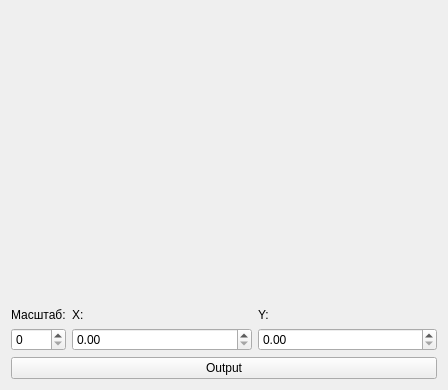
First picture: the form in templates/mainDesign.ui, repository AmensMortem/Amens, before the edit.
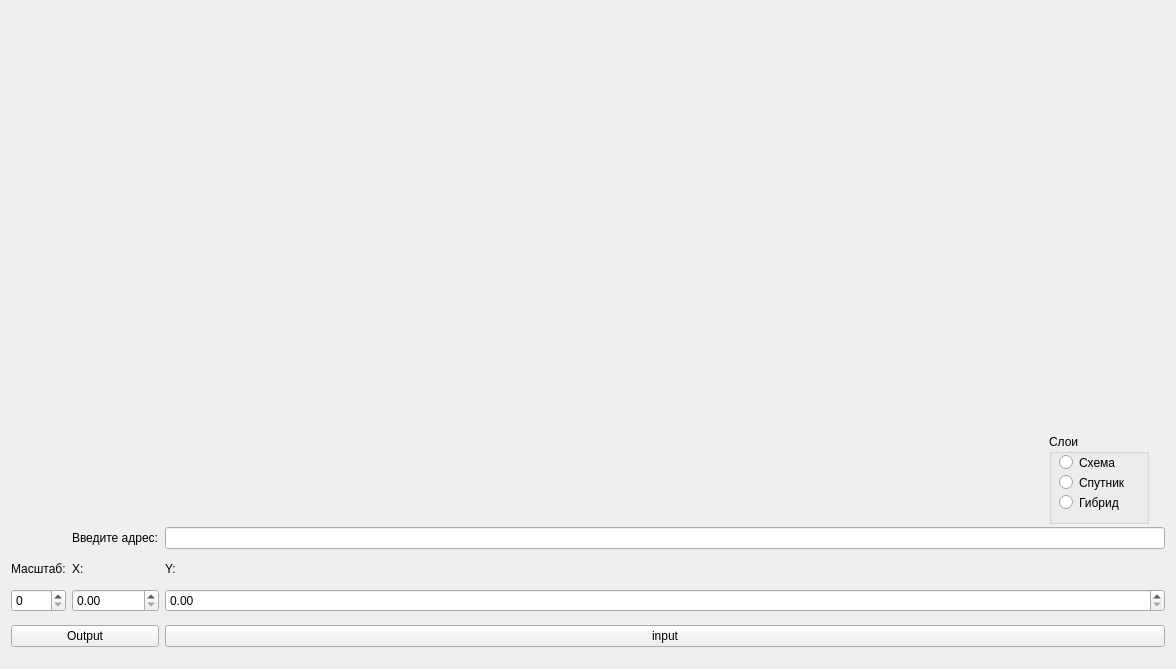
Second picture: the form after the edit.

Patch:
```diff
--- a/templates/mainDesign.ui
+++ b/templates/mainDesign.ui
@@ -6,14 +6,71 @@
    <rect>
     <x>0</x>
     <y>0</y>
-    <width>448</width>
-    <height>390</height>
+    <width>1159</width>
+    <height>669</height>
    </rect>
   </property>
   <property name="windowTitle">
    <string>Карта</string>
   </property>
   <layout class="QGridLayout" name="gridLayout_2">
+   <item row="2" column="2">
+    <widget class="QLabel" name="label_3">
+     <property name="text">
+      <string>Y:</string>
+     </property>
+    </widget>
+   </item>
+   <item row="1" column="2">
+    <widget class="QLineEdit" name="lineEdit">
+     <property name="minimumSize">
+      <size>
+       <width>1000</width>
+       <height>0</height>
+      </size>
+     </property>
+    </widget>
+   </item>
+   <item row="2" column="0">
+    <widget class="QLabel" name="label">
+     <property name="sizePolicy">
+      <sizepolicy hsizetype="Fixed" vsizetype="Fixed">
+       <horstretch>0</horstretch>
+       <verstretch>0</verstretch>
+      </sizepolicy>
+     </property>
+     <property name="text">
+      <string>Масштаб:</string>
+     </property>
+    </widget>
+   </item>
+   <item row="5" column="2">
+    <widget class="QPushButton" name="pushButton">
+     <property name="text">
+      <string>input</string>
+     </property>
+    </widget>
+   </item>
+   <item row="3" column="2">
+    <widget class="QDoubleSpinBox" name="yInput">
+     <property name="sizePolicy">
+      <sizepolicy hsizetype="Expanding" vsizetype="Fixed">
+       <horstretch>0</horstretch>
+       <verstretch>0</verstretch>
+      </sizepolicy>
+     </property>
+    </widget>
+   </item>
+   <item row="3" column="1">
+    <widget class="QDoubleSpinBox" name="xInput">
+     <property name="sizePolicy">
+      <sizepolicy hsizetype="Expanding" vsizetype="Fixed">
+       <horstretch>0</horstretch>
+       <verstretch>0</verstretch>
+      </sizepolicy>
+     </property>
+    </widget>
+   </item>
    <item row="2" column="1" colspan="2">
     <widget class="QLabel" name="label_2">
      <property name="sizePolicy">
@@ -27,10 +84,87 @@
      </property>
     </widget>
    </item>
+   <item row="5" column="0" colspan="2">
+    <widget class="QPushButton" name="outButton">
+     <property name="text">
+      <string>Output</string>
+     </property>
+    </widget>
+   </item>
    <item row="0" column="0" colspan="3">
     <layout class="QGridLayout" name="gridLayout">
+     <item row="2" column="1">
+      <widget class="QGroupBox" name="groupBox">
+       <property name="minimumSize">
+        <size>
+         <width>100</width>
+         <height>90</height>
+        </size>
+       </property>
+       <property name="maximumSize">
+        <size>
+         <width>100</width>
+         <height>70</height>
+        </size>
+       </property>
+       <property name="title">
+        <string>Слои</string>
+       </property>
+       <widget class="QRadioButton" name="radio_hybrid">
+        <property name="geometry">
+         <rect>
+          <x>10</x>
+          <y>60</y>
+          <width>82</width>
+          <height>17</height>
+         </rect>
+        </property>
+        <property name="text">
+         <string>Гибрид</string>
+        </property>
+       </widget>
+       <widget class="QRadioButton" name="radio_satellite">
+        <property name="geometry">
+         <rect>
+          <x>10</x>
+          <y>40</y>
+          <width>82</width>
+          <height>17</height>
+         </rect>
+        </property>
+        <property name="text">
+         <string>Спутник</string>
+        </property>
+       </widget>
+       <widget class="QRadioButton" name="radio_schema">
+        <property name="geometry">
+         <rect>
+          <x>10</x>
+          <y>20</y>
+          <width>82</width>
+          <height>17</height>
+         </rect>
+        </property>
+        <property name="text">
+         <string>Схема</string>
+        </property>
+       </widget>
+      </widget>
+     </item>
      <item row="0" column="0">
       <widget class="QLabel" name="mapOut">
+       <property name="minimumSize">
+        <size>
+         <width>1000</width>
+         <height>400</height>
+        </size>
+       </property>
+       <property name="maximumSize">
+        <size>
+         <width>100</width>
+         <height>100</height>
+        </size>
+       </property>
        <property name="text">
         <string/>
        </property>
@@ -38,56 +172,22 @@
      </item>
     </layout>
    </item>
-   <item row="4" column="0" colspan="3">
-    <widget class="QPushButton" name="outButton">
-     <property name="text">
-      <string>Output</string>
-     </property>
-    </widget>
-   </item>
-   <item row="2" column="0">
-    <widget class="QLabel" name="label">
-     <property name="sizePolicy">
-      <sizepolicy hsizetype="Fixed" vsizetype="Fixed">
-       <horstretch>0</horstretch>
-       <verstretch>0</verstretch>
-      </sizepolicy>
-     </property>
-     <property name="text">
-      <string>Масштаб:</string>
-     </property>
-    </widget>
-   </item>
-   <item row="2" column="2">
-    <widget class="QLabel" name="label_3">
-     <property name="text">
-      <string>Y:</string>
-     </property>
-    </widget>
-   </item>
-   <item row="3" column="2">
-    <widget class="QDoubleSpinBox" name="yInput">
-     <property name="sizePolicy">
-      <sizepolicy hsizetype="Expanding" vsizetype="Fixed">
-       <horstretch>0</horstretch>
-       <verstretch>0</verstretch>
-      </sizepolicy>
-     </property>
-    </widget>
-   </item>
-   <item row="3" column="1">
-    <widget class="QDoubleSpinBox" name="xInput">
-     <property name="sizePolicy">
-      <sizepolicy hsizetype="Expanding" vsizetype="Fixed">
-       <horstretch>0</horstretch>
-       <verstretch>0</verstretch>
-      </sizepolicy>
-     </property>
-    </widget>
-   </item>
    <item row="3" column="0">
     <widget class="QSpinBox" name="scaleInput"/>
    </item>
+   <item row="1" column="1">
+    <widget class="QLabel" name="label_4">
+     <property name="maximumSize">
+      <size>
+       <width>1000</width>
+       <height>15</height>
+      </size>
+     </property>
+     <property name="text">
+      <string>Введите адрес:</string>
+     </property>
+    </widget>
+   </item>
   </layout>
  </widget>
  <resources/>
```
